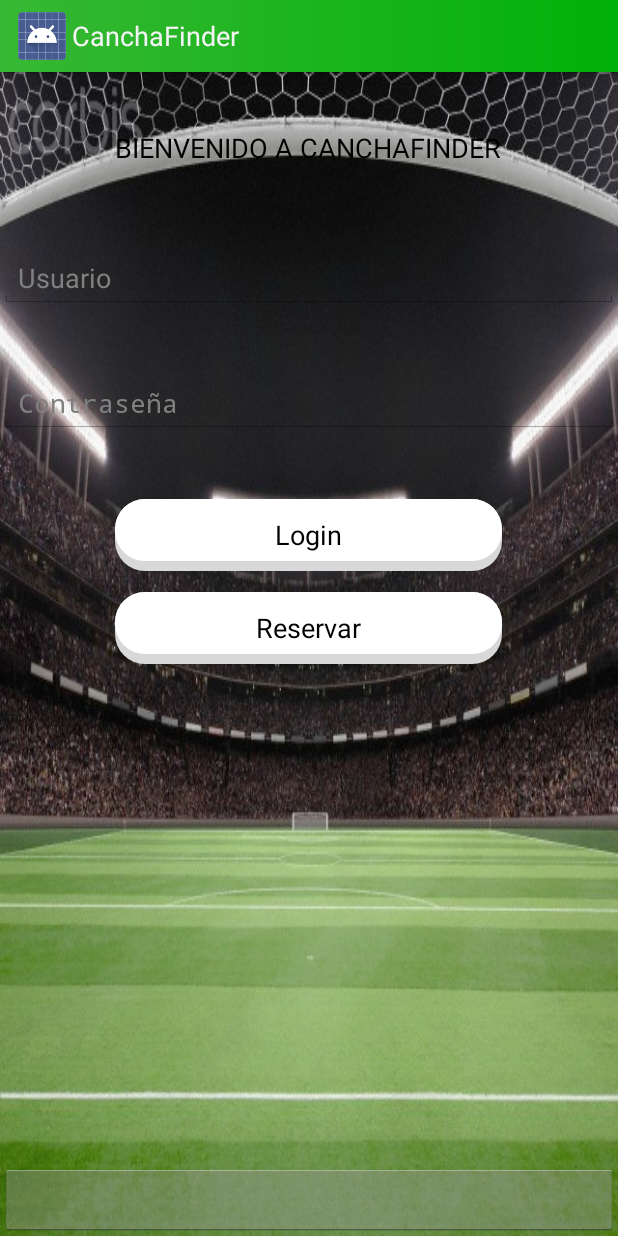
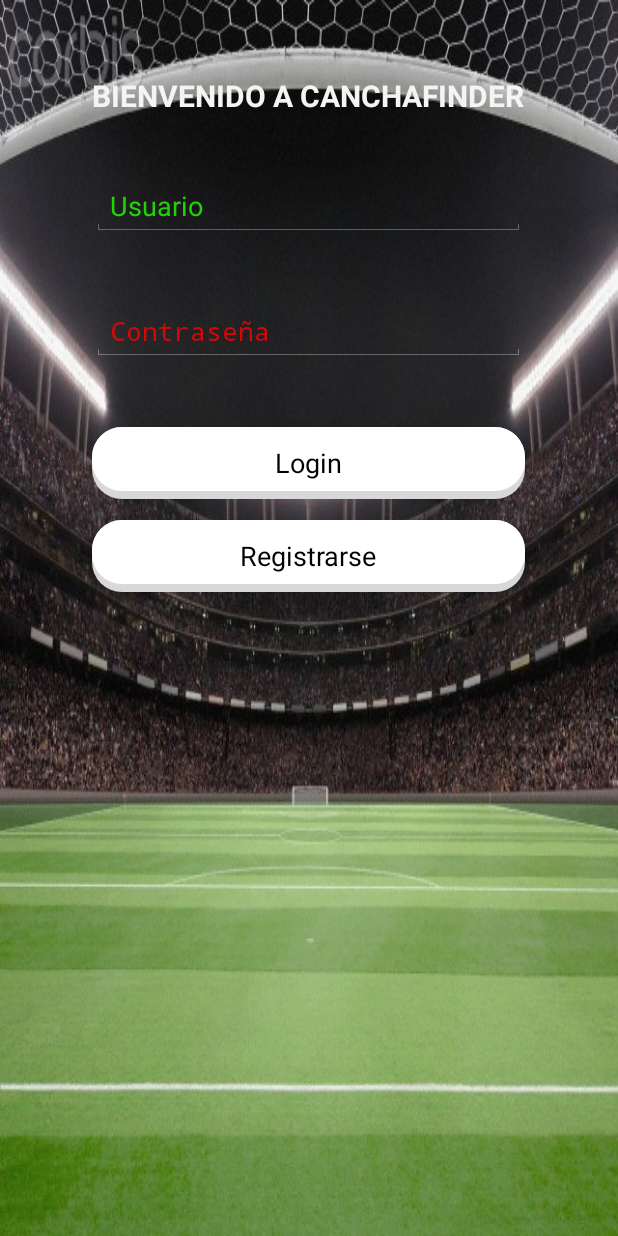
Before and after one commit to ProgFelipe/FutbolApp, an Android app: the screen it shows after launch (LoginApp), after a tap on "Login", on a phone screen of 412 x 824 dp. Run offline under Robolectric (Android 15) with nearby library versions, the phone set to English and light mode, and no system bars; libraries missing offline, so code that uses them is left out: com.facebook, com.facebook.widget; plain views replace LoginButton; 1 statement that could not run was skipped.

Commit message:
Mejoras login

```diff
--- a/app/src/main/AndroidManifest.xml
+++ b/app/src/main/AndroidManifest.xml
@@ -11,7 +11,7 @@
         <activity
             android:name=".LoginApp"
             android:label="@string/title_activity_login"
-             >
+            android:theme="@style/LoginTheme" >
             <intent-filter>
                 <action android:name="android.intent.action.MAIN" />
 
--- a/app/src/main/java/example/futbolapp/LoginApp.java
+++ b/app/src/main/java/example/futbolapp/LoginApp.java
@@ -303,20 +303,24 @@ public class LoginApp extends Activity {
         password = (EditText)findViewById(R.id.passwordLogin);
         user = usuario.getText().toString().trim();
         passw = password.getText().toString().trim();
+        if (user.matches("") && passw.matches("")) {
+            Toast.makeText(this, "Ingrese Usuario y Contraseña", Toast.LENGTH_SHORT).show();
+        }else {
             if (user.matches("")) {
                 Toast.makeText(this, "Ingrese Usuario", Toast.LENGTH_SHORT).show();
-        }
+            }else
             if (passw.matches("")) {
                 Toast.makeText(this, "Ingrese Contraseña", Toast.LENGTH_SHORT).show();
-        }else{
+            } else {
                 try {
                     passw = sha1(passw);
+                    loginOK = false;
+                    checkUser();
                 } catch (NoSuchAlgorithmException e) {
                     e.printStackTrace();
                 }
             }
-        loginOK = false;
-        checkUser();
+        }
     }
 
     public static String sha1(String input) throws NoSuchAlgorithmException {
--- a/app/src/main/res/drawable/btn_default.xml
+++ b/app/src/main/res/drawable/btn_default.xml
@@ -12,7 +12,7 @@
 </item>
 
 <!-- White Top color -->
-<item android:bottom="10px">
+<item android:bottom="8px">
 
     <shape  android:shape="rectangle">
 
--- a/app/src/main/res/layout/activity_login_app.xml
+++ b/app/src/main/res/layout/activity_login_app.xml
@@ -18,8 +18,12 @@
         android:textAppearance="?android:attr/textAppearanceMedium"
         android:text="BIENVENIDO A CANCHAFINDER"
         android:id="@+id/txtHeaderLogin"
-        android:layout_marginTop="38dp"
+        android:layout_marginTop="50dp"
         android:editable="false"
+        android:textColor="#fff4f4f4"
+        android:textSize="20dp"
+        android:textStyle="bold"
+        android:typeface="sans"
         android:layout_alignParentTop="true"
         android:layout_centerHorizontal="true" />
 
@@ -31,13 +35,18 @@
             android:layout_marginTop="118dp"
             android:editable="true"
             android:layout_alignParentTop="true"
-            android:layout_alignParentLeft="true"
-            android:layout_alignParentStart="true"
             android:enabled="true"
             android:focusable="true"
             android:visibility="visible"
             android:clickable="true"
-            android:hint="Usuario" />
+            android:hint="Usuario"
+            android:textColor="#fff4f4f4"
+            android:textColorHint="#cf23ff00"
+            android:textColorHighlight="#fff4f4f4"
+            android:layout_alignLeft="@+id/txtHeaderLogin"
+            android:layout_alignStart="@+id/txtHeaderLogin"
+            android:layout_alignRight="@+id/txtHeaderLogin"
+            android:layout_alignEnd="@+id/txtHeaderLogin" />
 
         <EditText
             android:layout_width="match_parent"
@@ -45,14 +54,19 @@
             android:id="@+id/passwordLogin"
             android:layout_marginTop="44dp"
             android:layout_below="@+id/usuarioLogin"
-            android:layout_alignParentLeft="true"
-            android:layout_alignParentStart="true"
             android:inputType="textPassword"
             android:editable="true"
             android:enabled="true"
             android:focusable="true"
             android:visibility="visible"
-            android:hint="Contraseña" />
+            android:hint="Contraseña"
+            android:textColor="#fff4f4f4"
+            android:textColorHint="#cfff0002"
+            android:textColorHighlight="#fff4f4f4"
+            android:layout_alignRight="@+id/usuarioLogin"
+            android:layout_alignEnd="@+id/usuarioLogin"
+            android:layout_alignLeft="@+id/usuarioLogin"
+            android:layout_alignStart="@+id/usuarioLogin" />
 
     <Button
         android:layout_width="match_parent"
@@ -67,7 +81,8 @@
         android:layout_alignRight="@+id/txtHeaderLogin"
         android:layout_alignEnd="@+id/txtHeaderLogin"
         android:layout_alignLeft="@+id/txtHeaderLogin"
-        android:layout_alignStart="@+id/txtHeaderLogin" />
+        android:layout_alignStart="@+id/txtHeaderLogin"
+        android:textColor="#ff000000" />
 
 
         <com.facebook.widget.LoginButton
@@ -77,18 +92,20 @@
             android:layout_gravity="center_horizontal"
             android:layout_alignParentBottom="true"
             android:layout_alignParentLeft="true"
-            android:layout_alignParentStart="true" />
+            android:layout_alignParentStart="true"
+            android:visibility="invisible" />
     <Button
         android:layout_width="match_parent"
         android:layout_height="wrap_content"
-        android:text="Reservar"
+        android:text="Registrarse"
         android:id="@+id/btnRegistro"
         android:background="@drawable/btn_default"
         android:layout_below="@+id/btnLogin"
         android:layout_alignRight="@+id/btnLogin"
         android:layout_alignEnd="@+id/btnLogin"
         android:layout_alignLeft="@+id/btnLogin"
-        android:layout_alignStart="@+id/btnLogin" />
+        android:layout_alignStart="@+id/btnLogin"
+        android:textColor="#ff000000" />
 
 </RelativeLayout>
 </ScrollView>
--- a/app/src/main/res/values/strings.xml
+++ b/app/src/main/res/values/strings.xml
@@ -36,9 +36,6 @@
     <string name="title_activity_login_fut_app">Login CanchaFinder</string>
     <string name="title_activity_login_app">CanchaFinder</string>
     <string name="largeText">
-        Noticias y novedades de canchas
-        Promociones
-        Eventos
     </string>
     <string name="open_drawer">Drawer abierto</string>
     <string name="close_drawer">Drawer cerrado</string>
--- a/app/src/main/res/values/styles.xml
+++ b/app/src/main/res/values/styles.xml
@@ -6,6 +6,9 @@
         <item name="android:actionBarStyle">@style/MyActionBar</item>
         <!--<item name="android:textViewStyle">@style/RobotoTextViewStyle</item>
         <item name="android:buttonStyle">@style/RobotoButtonStyle</item>-->
+    </style>
+    <style name="LoginTheme" parent="@android:style/Theme.Holo.NoActionBar">
+        <!-- Customize your theme here. -->
     </style>
 
     <style name="RobotoTextViewStyle" parent="android:Widget.TextView">
```
Lines whose indentation alone changed are shown as unchanged.
